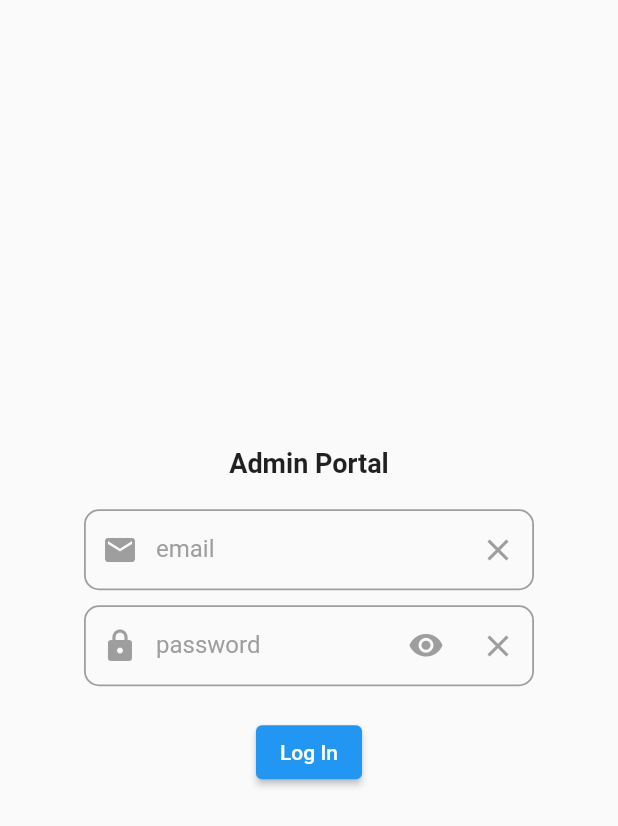
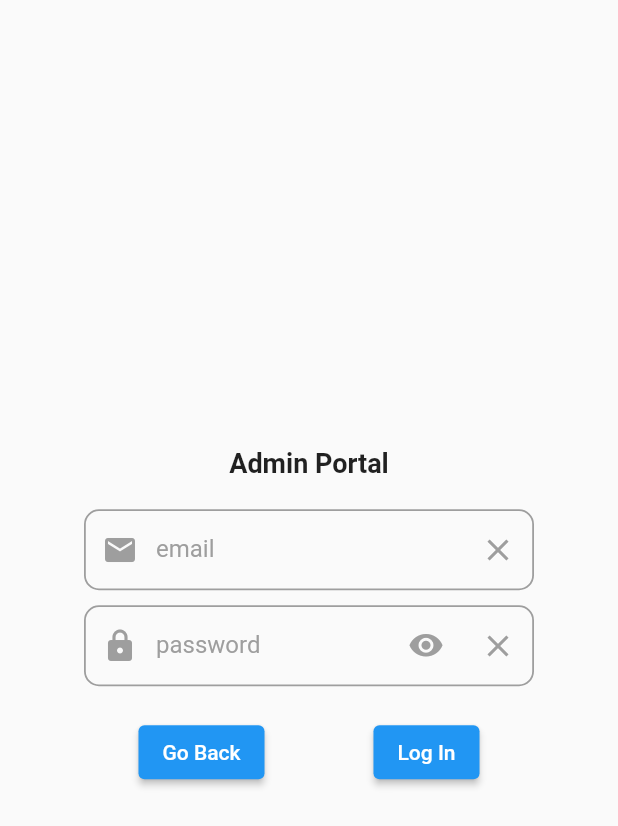
Before and after one commit to HadyMash/psych-ia-experiment, a Flutter app: the AdminLogin widget shown alone on an empty page, opened directly, on a phone screen of 412 x 824 dp. Shown: the top 826 px of the screen. Run offline on Flutter 3.47's test engine with Material 2 defaults, Android fonts, the phone set to English and light mode, and no system bars; our stand-ins replace cloud_firestore, firebase_auth, firebase_core; missing offline and left inert: dart:html; accounts and stored records are empty.

Commit message:
added go back buttons.

```diff
--- a/lib/screens/admin_login.dart
+++ b/lib/screens/admin_login.dart
@@ -167,9 +167,18 @@ class _AdminLoginState extends State<AdminLogin> {
                 ),
               ),
               const SizedBox(height: 20),
-              ElevatedButton(
-                child: const Text('Log In'),
-                onPressed: () {},
+              Row(
+                mainAxisAlignment: MainAxisAlignment.spaceAround,
+                children: [
+                  ElevatedButton(
+                    child: const Text('Go Back'),
+                    onPressed: () => Navigator.of(context).pop(),
+                  ),
+                  ElevatedButton(
+                    child: const Text('Log In'),
+                    onPressed: () {},
+                  ),
+                ],
               ),
             ],
           ),
--- a/lib/screens/intro.dart
+++ b/lib/screens/intro.dart
@@ -28,6 +28,13 @@ class _AgreementState extends State<Agreement> {
     return Scaffold(
       appBar: AppBar(
         title: const Text('Introduction - Agreement'),
+        leading: IconButton(
+          icon: const Icon(Icons.arrow_back_ios_new_rounded),
+          onPressed: () async {
+            // TOOD await log out
+            Navigator.of(context).pop();
+          },
+        ),
         automaticallyImplyLeading: false,
         centerTitle: true,
       ),
```
